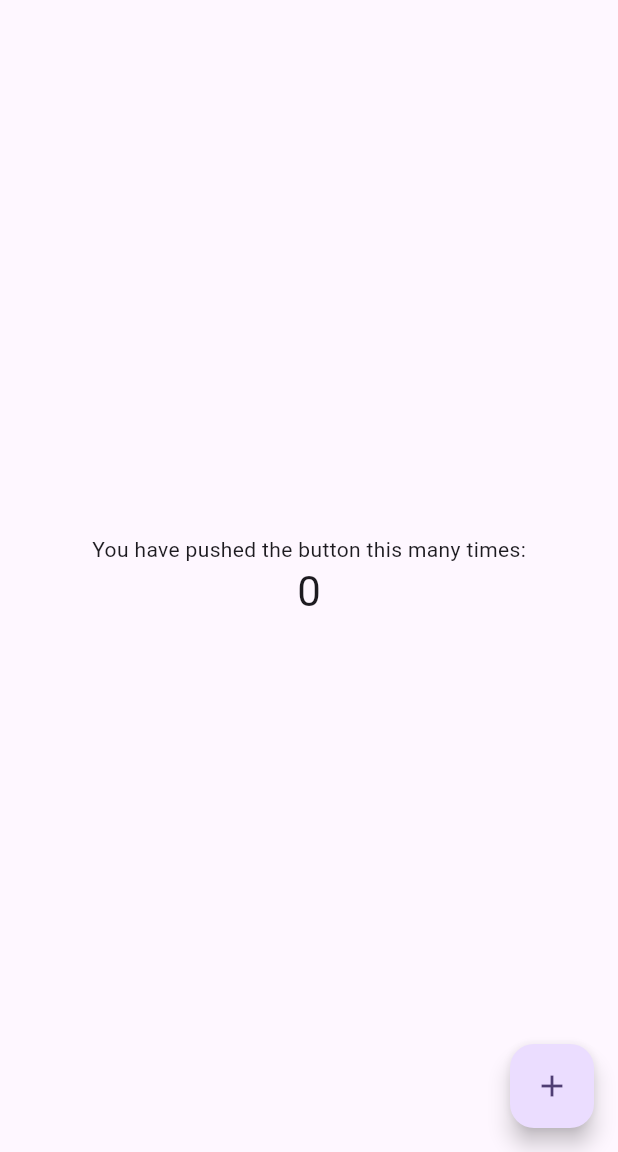
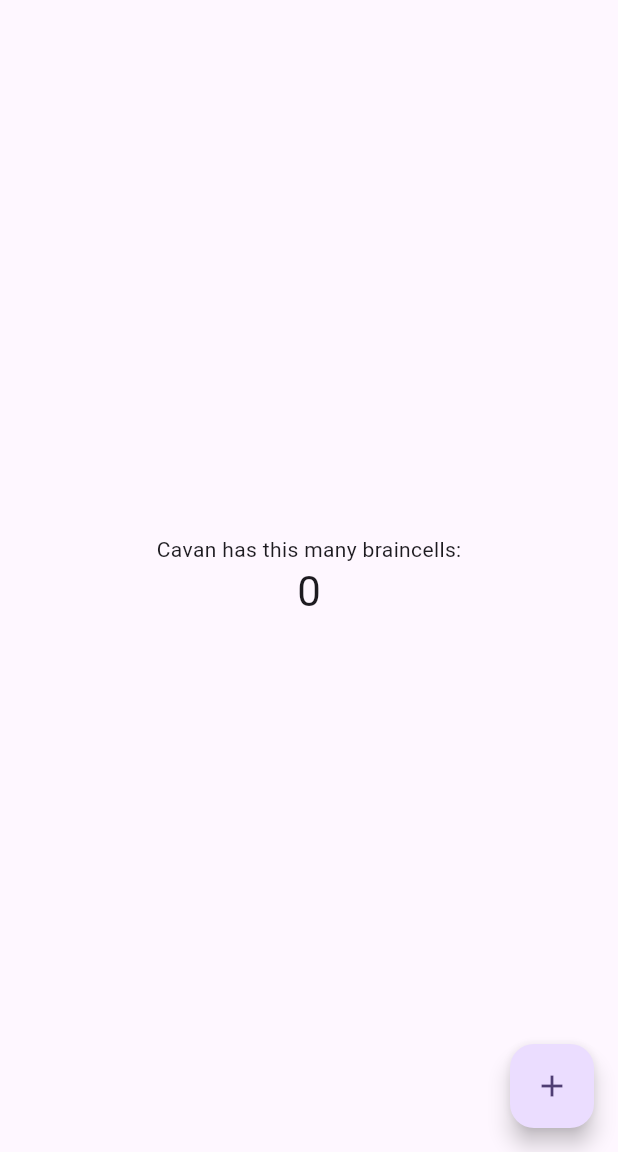
Before and after one commit to zafir-ali05/NeighborhoodSafetyNetwork, a Flutter app: the screen it shows after launch, on a phone screen of 412 x 824 dp, the part 84-1236 px from its top. Run offline on Flutter 3.47's test engine with Material 3 defaults, Android fonts, the phone set to English and light mode, and no system bars; our stand-ins replace firebase_core; accounts and stored records are empty.

Commit message:
lol cavan

```diff
--- a/lib/main.dart
+++ b/lib/main.dart
@@ -106,7 +106,7 @@ class _MyHomePageState extends State<MyHomePage> {
           // wireframe for each widget.
           mainAxisAlignment: MainAxisAlignment.center,
           children: <Widget>[
-            const Text('You have pushed the button this many times:'),
+            const Text('Cavan has this many braincells:'),
             Text(
               '$_counter',
               style: Theme.of(context).textTheme.headlineMedium,
```
